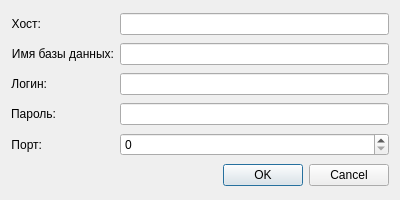
Old version of the form QT HW8/dbdata.ui in the repository mnmary/Netology_CPP_HW.
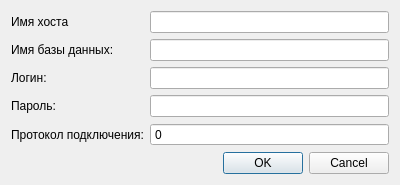
New version of the form.

What changed in the file:
```diff
--- a/QT HW8/dbdata.ui
+++ b/QT HW8/dbdata.ui
@@ -7,147 +7,73 @@
     <x>0</x>
     <y>0</y>
     <width>400</width>
-    <height>200</height>
+    <height>182</height>
    </rect>
   </property>
   <property name="windowTitle">
    <string>Dialog</string>
   </property>
-  <layout class="QGridLayout" name="gridLayout">
+  <layout class="QFormLayout" name="formLayout">
    <item row="0" column="0">
-    <widget class="QLabel" name="lb_host">
-     <property name="sizePolicy">
-      <sizepolicy hsizetype="Fixed" vsizetype="Minimum">
-       <horstretch>35</horstretch>
-       <verstretch>0</verstretch>
-      </sizepolicy>
-     </property>
+    <widget class="QLabel" name="l_hostName">
      <property name="text">
-      <string>Хост:</string>
+      <string>Имя хоста</string>
      </property>
-     <property name="alignment">
-      <set>Qt::AlignRight|Qt::AlignTrailing|Qt::AlignVCenter</set>
+     <property name="buddy">
+      <cstring>le_hostName</cstring>
      </property>
     </widget>
    </item>
    <item row="0" column="1">
-    <widget class="QLineEdit" name="le_host">
-     <property name="sizePolicy">
-      <sizepolicy hsizetype="Minimum" vsizetype="Fixed">
-       <horstretch>0</horstretch>
-       <verstretch>0</verstretch>
-      </sizepolicy>
-     </property>
-    </widget>
-   </item>
-   <item row="1" column="0">
-    <widget class="QLabel" name="lb_dbName">
-     <property name="sizePolicy">
-      <sizepolicy hsizetype="Maximum" vsizetype="Preferred">
-       <horstretch>0</horstretch>
-       <verstretch>0</verstretch>
-      </sizepolicy>
-     </property>
-     <property name="text">
-      <string>Имя базы данных:</string>
-     </property>
-     <property name="alignment">
-      <set>Qt::AlignRight|Qt::AlignTrailing|Qt::AlignVCenter</set>
-     </property>
-    </widget>
-   </item>
-   <item row="1" column="1">
-    <widget class="QLineEdit" name="le_dbName">
-     <property name="sizePolicy">
-      <sizepolicy hsizetype="Preferred" vsizetype="Fixed">
-       <horstretch>0</horstretch>
-       <verstretch>0</verstretch>
-      </sizepolicy>
-     </property>
-    </widget>
+    <widget class="QLineEdit" name="le_hostName"/>
    </item>
    <item row="2" column="0">
-    <widget class="QLabel" name="lb_login">
-     <property name="sizePolicy">
-      <sizepolicy hsizetype="Maximum" vsizetype="Preferred">
-       <horstretch>0</horstretch>
-       <verstretch>0</verstretch>
-      </sizepolicy>
-     </property>
+    <widget class="QLabel" name="l_dbName">
      <property name="text">
-      <string>Логин:</string>
+      <string>Имя базы данных:</string>
      </property>
-     <property name="alignment">
-      <set>Qt::AlignRight|Qt::AlignTrailing|Qt::AlignVCenter</set>
+     <property name="buddy">
+      <cstring>le_dbName</cstring>
      </property>
     </widget>
    </item>
    <item row="2" column="1">
-    <widget class="QLineEdit" name="le_login">
-     <property name="sizePolicy">
-      <sizepolicy hsizetype="Preferred" vsizetype="Fixed">
-       <horstretch>0</horstretch>
-       <verstretch>0</verstretch>
-      </sizepolicy>
-     </property>
-    </widget>
+    <widget class="QLineEdit" name="le_dbName"/>
    </item>
-   <item row="3" column="0">
-    <widget class="QLabel" name="lb_pass">
-     <property name="sizePolicy">
-      <sizepolicy hsizetype="Maximum" vsizetype="Preferred">
-       <horstretch>0</horstretch>
-       <verstretch>0</verstretch>
-      </sizepolicy>
-     </property>
+   <item row="5" column="0">
+    <widget class="QLabel" name="l_password">
      <property name="text">
       <string>Пароль:</string>
      </property>
-     <property name="alignment">
-      <set>Qt::AlignRight|Qt::AlignTrailing|Qt::AlignVCenter</set>
+     <property name="buddy">
+      <cstring>le_password</cstring>
      </property>
     </widget>
    </item>
-   <item row="3" column="1">
-    <widget class="QLineEdit" name="le_pass">
-     <property name="sizePolicy">
-      <sizepolicy hsizetype="Preferred" vsizetype="Fixed">
-       <horstretch>0</horstretch>
-       <verstretch>0</verstretch>
-      </sizepolicy>
-     </property>
-    </widget>
+   <item row="5" column="1">
+    <widget class="QLineEdit" name="le_password"/>
    </item>
-   <item row="4" column="0">
-    <widget class="QLabel" name="lb_port">
-     <property name="sizePolicy">
-      <sizepolicy hsizetype="Maximum" vsizetype="Preferred">
-       <horstretch>0</horstretch>
-       <verstretch>0</verstretch>
-      </sizepolicy>
-     </property>
+   <item row="6" column="0">
+    <widget class="QLabel" name="l_connProt">
      <property name="text">
-      <string>Порт:</string>
+      <string>Протокол подключения:</string>
      </property>
-     <property name="alignment">
-      <set>Qt::AlignRight|Qt::AlignTrailing|Qt::AlignVCenter</set>
+     <property name="buddy">
+      <cstring>sb_connProt</cstring>
      </property>
     </widget>
    </item>
-   <item row="4" column="1">
-    <widget class="QSpinBox" name="spB_port">
-     <property name="sizePolicy">
-      <sizepolicy hsizetype="Preferred" vsizetype="Fixed">
-       <horstretch>0</horstretch>
-       <verstretch>0</verstretch>
-      </sizepolicy>
+   <item row="6" column="1">
+    <widget class="QSpinBox" name="sb_connProt">
+     <property name="buttonSymbols">
+      <enum>QAbstractSpinBox::NoButtons</enum>
      </property>
      <property name="maximum">
-      <number>65535</number>
+      <number>9999999</number>
      </property>
     </widget>
    </item>
-   <item row="5" column="0" colspan="2">
+   <item row="7" column="0" colspan="2">
     <widget class="QDialogButtonBox" name="buttonBox">
      <property name="orientation">
       <enum>Qt::Horizontal</enum>
@@ -157,6 +83,19 @@
      </property>
     </widget>
    </item>
+   <item row="4" column="0">
+    <widget class="QLabel" name="l_login">
+     <property name="text">
+      <string>Логин:</string>
+     </property>
+     <property name="buddy">
+      <cstring>le_login</cstring>
+     </property>
+    </widget>
+   </item>
+   <item row="4" column="1">
+    <widget class="QLineEdit" name="le_login"/>
+   </item>
   </layout>
  </widget>
  <resources/>
```
Left out of the diff: 15 changed lines with no effect on the pictures.
